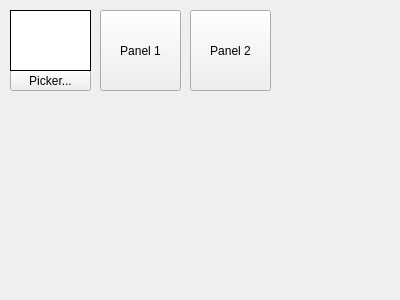
Valthoron/EffectLight, file Effectlight-Controller/mainWindow.ui: the form before one commit.
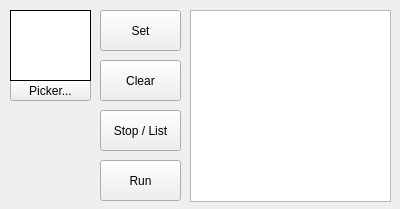
The form after the commit.

Commit message: Added "clear", "run", "stop" buttons to UI. Added program list box to UI. Reorganized UI layout. Now using LEDs to indicate start-up progress. Removed "set length" message.

The edit to the form file:
```diff
--- a/Effectlight-Controller/mainWindow.ui
+++ b/Effectlight-Controller/mainWindow.ui
@@ -7,7 +7,7 @@
     <x>0</x>
     <y>0</y>
     <width>400</width>
-    <height>300</height>
+    <height>209</height>
    </rect>
   </property>
   <property name="windowTitle">
@@ -18,7 +18,7 @@
     <property name="geometry">
      <rect>
       <x>10</x>
-      <y>70</y>
+      <y>80</y>
       <width>81</width>
       <height>21</height>
      </rect>
@@ -33,7 +33,7 @@
       <x>10</x>
       <y>10</y>
       <width>81</width>
-      <height>61</height>
+      <height>71</height>
      </rect>
     </property>
     <property name="styleSheet">
@@ -52,25 +52,61 @@
       <x>100</x>
       <y>10</y>
       <width>81</width>
-      <height>81</height>
+      <height>41</height>
      </rect>
     </property>
     <property name="text">
-     <string>Panel 1</string>
+     <string>Set</string>
     </property>
    </widget>
-   <widget class="QPushButton" name="sendRightPanelButton">
+   <widget class="QPushButton" name="runButton">
+    <property name="geometry">
+     <rect>
+      <x>100</x>
+      <y>160</y>
+      <width>81</width>
+      <height>41</height>
+     </rect>
+    </property>
+    <property name="text">
+     <string>Run</string>
+    </property>
+   </widget>
+   <widget class="QPushButton" name="clearPanelButton">
+    <property name="geometry">
+     <rect>
+      <x>100</x>
+      <y>60</y>
+      <width>81</width>
+      <height>41</height>
+     </rect>
+    </property>
+    <property name="text">
+     <string>Clear</string>
+    </property>
+   </widget>
+   <widget class="QPushButton" name="stopListButton">
+    <property name="geometry">
+     <rect>
+      <x>100</x>
+      <y>110</y>
+      <width>81</width>
+      <height>41</height>
+     </rect>
+    </property>
+    <property name="text">
+     <string>Stop / List</string>
+    </property>
+   </widget>
+   <widget class="QListWidget" name="programList">
     <property name="geometry">
      <rect>
       <x>190</x>
       <y>10</y>
-      <width>81</width>
-      <height>81</height>
+      <width>201</width>
+      <height>192</height>
      </rect>
     </property>
-    <property name="text">
-     <string>Panel 2</string>
-    </property>
    </widget>
   </widget>
  </widget>
```
Left out of the diff: 64 changed lines with no effect on the pictures. The commit also changes 4 other files.
